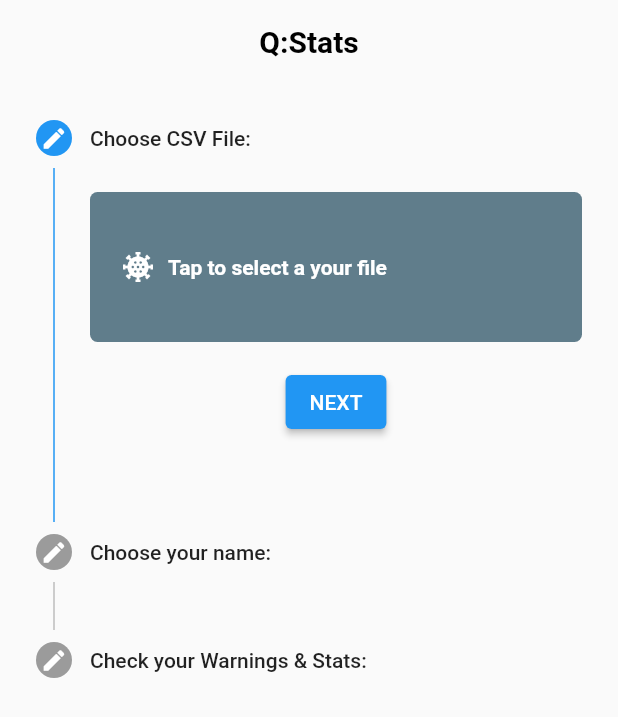
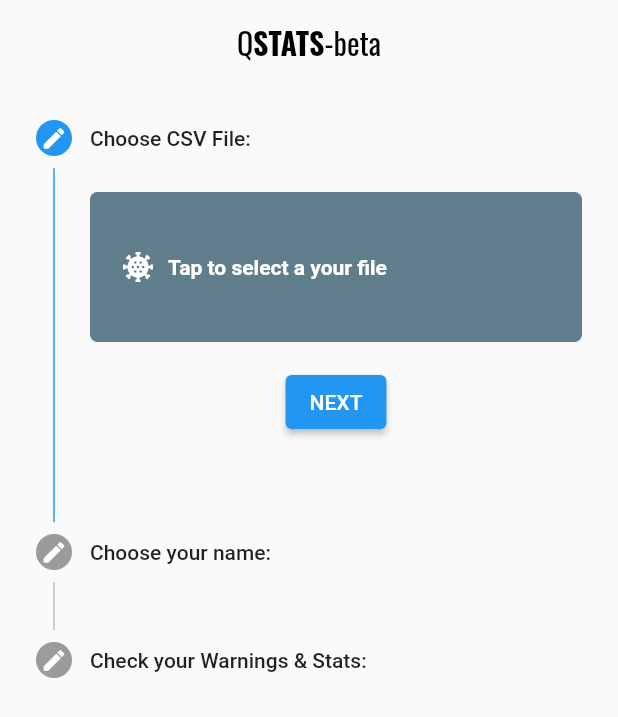
Before and after one commit to L-meck/qcsv, a Flutter app: the screen it shows after launch, on a phone screen of 412 x 824 dp. Shown: the top 717 px of the screen. Run offline on Flutter 3.47's test engine with Material 2 defaults, Android fonts, the light colour scheme and no system bars; our stand-ins replace csv, file_picker, google_fonts; missing offline and left inert: flutter_phone_direct_caller.

Commit message:
bug fix on current data rep

```diff
--- a/lib/main.dart
+++ b/lib/main.dart
@@ -4,6 +4,7 @@ import 'dart:io';
 import 'package:csv/csv.dart';
 import 'package:file_picker/file_picker.dart';
 import 'package:flutter/material.dart';
+import 'package:google_fonts/google_fonts.dart';
 
 import 'data.dart';
 
@@ -14,7 +15,8 @@ void main() {
 class MyApp extends StatelessWidget {
   MyApp({Key? key}) : super(key: key);
 
-  String appName = 'Q:Stats';
+  //
+  String appName = 'QSTATS';
 
   @override
   Widget build(BuildContext context) {
@@ -191,13 +193,40 @@ class _MyHomePageState extends State<MyHomePage> {
         backgroundColor: Colors.transparent,
         shadowColor: Colors.transparent,
         centerTitle: true,
-        title: Text(
-          widget.title,
-          style: const TextStyle(
+        // title: Text(
+        //   widget.title,
+        //   style: const TextStyle(
+        //     color: Colors.black,
+        //     fontWeight: FontWeight.bold,
+        //   ),
+        // ),
+        title: RichText(
+          text: TextSpan(
+          text: 'Q',
+          style: GoogleFonts.oswald(
+            //cardo(
             color: Colors.black,
-            fontWeight: FontWeight.bold,
+            fontSize: 20,
           ),
-        ),
+          children: [
+            TextSpan(
+              text: 'STATS',
+              style: GoogleFonts.oswald( //cardo(
+                color: Colors.black,
+                fontWeight: FontWeight.bold,
+                fontSize: 20
+              ),
+            ),
+            const TextSpan(
+              text: '-beta',
+              // style: GoogleFonts.aclonica( //cardo(
+              //   color: Colors.black,
+              //   fontWeight: FontWeight.bold,
+              //   fontSize: 20
+              // ),
+            ),
+          ],
+        )),
       ),
       body: Stepper(
         controlsBuilder: (BuildContext context, ControlsDetails controls) {
@@ -311,7 +340,7 @@ class _MyHomePageState extends State<MyHomePage> {
     setState(
       () {
         _fileName = checky; //file name
-        _data = fields;//actual data
+        _data = fields; //actual data
         tsr2 = tsr2; //TODO: fix remove repeated tsr names
       },
     );
```
